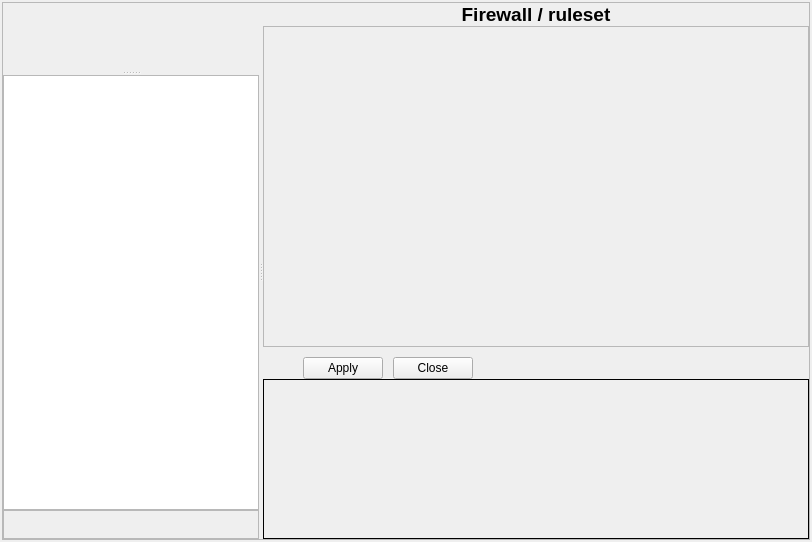
fwbuilder/fwbuilder, file src/gui/projectpanel_q.ui: the form before one commit.
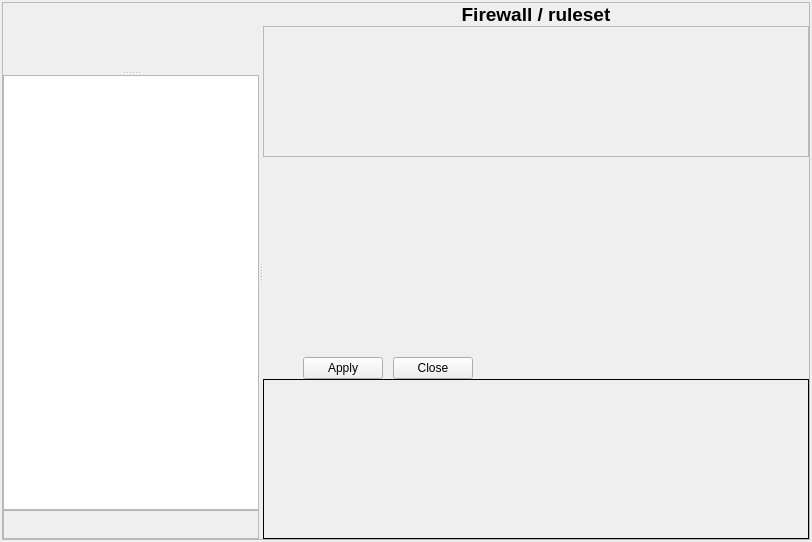
The form after the commit. Icons and pictures are not drawn. Custom widgets are drawn as their Qt base class.

Diff of the .ui file:
```diff
--- a/src/gui/projectpanel_q.ui
+++ b/src/gui/projectpanel_q.ui
@@ -404,15 +404,15 @@
              <item row="0" column="0" >
               <widget class="QStackedWidget" name="objectEditorStack" >
                <property name="sizePolicy" >
-                <sizepolicy vsizetype="MinimumExpanding" hsizetype="Expanding" >
+                <sizepolicy vsizetype="Preferred" hsizetype="Preferred" >
                  <horstretch>0</horstretch>
                  <verstretch>0</verstretch>
                 </sizepolicy>
                </property>
                <property name="minimumSize" >
                 <size>
-                 <width>16</width>
-                 <height>10</height>
+                 <width>200</width>
+                 <height>200</height>
                 </size>
                </property>
                <property name="focusPolicy" >
```
